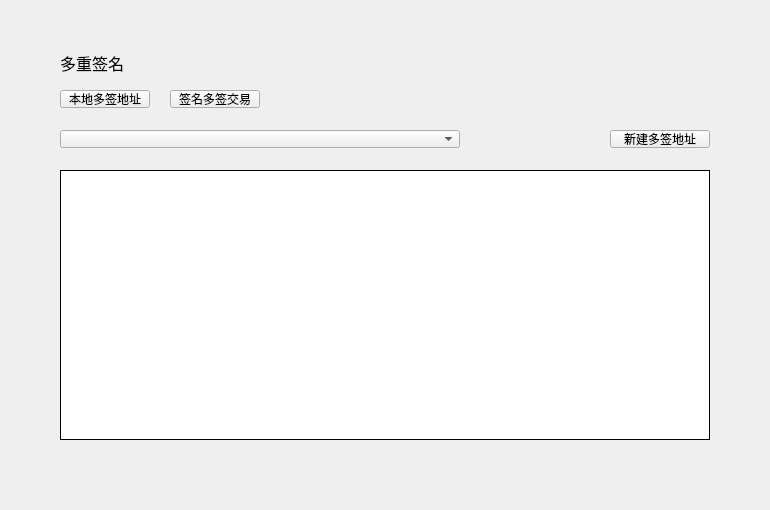
The window that LNKWallet/multisig/multisigpage.ui (HcashOrg/hx-indicator) describes before a commit, drawn with Qt 5.
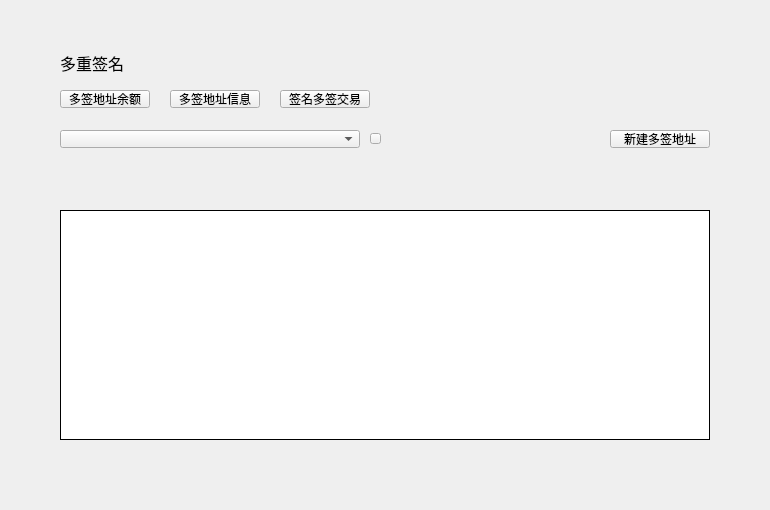
The same window after the commit. The open tabs and pages were chosen to show the change.

Commit message: multisig transfer

Diff of the .ui file:
```diff
--- a/LNKWallet/multisig/multisigpage.ui
+++ b/LNKWallet/multisig/multisigpage.ui
@@ -13,109 +13,6 @@
   <property name="windowTitle">
    <string>Form</string>
   </property>
-  <widget class="QTableWidget" name="multisigTableWidget">
-   <property name="geometry">
-    <rect>
-     <x>60</x>
-     <y>170</y>
-     <width>650</width>
-     <height>270</height>
-    </rect>
-   </property>
-   <property name="cursor" stdset="0">
-    <cursorShape>PointingHandCursor</cursorShape>
-   </property>
-   <property name="layoutDirection">
-    <enum>Qt::LeftToRight</enum>
-   </property>
-   <property name="styleSheet">
-    <string notr="true"/>
-   </property>
-   <property name="frameShape">
-    <enum>QFrame::Box</enum>
-   </property>
-   <property name="frameShadow">
-    <enum>QFrame::Plain</enum>
-   </property>
-   <property name="verticalScrollBarPolicy">
-    <enum>Qt::ScrollBarAsNeeded</enum>
-   </property>
-   <property name="horizontalScrollBarPolicy">
-    <enum>Qt::ScrollBarAlwaysOff</enum>
-   </property>
-   <property name="autoScroll">
-    <bool>true</bool>
-   </property>
-   <property name="editTriggers">
-    <set>QAbstractItemView::NoEditTriggers</set>
-   </property>
-   <property name="selectionMode">
-    <enum>QAbstractItemView::NoSelection</enum>
-   </property>
-   <property name="iconSize">
-    <size>
-     <width>19</width>
-     <height>12</height>
-    </size>
-   </property>
-   <property name="showGrid">
-    <bool>true</bool>
-   </property>
-   <property name="gridStyle">
-    <enum>Qt::SolidLine</enum>
-   </property>
-   <attribute name="horizontalHeaderVisible">
-    <bool>false</bool>
-   </attribute>
-   <attribute name="horizontalHeaderCascadingSectionResizes">
-    <bool>false</bool>
-   </attribute>
-   <attribute name="horizontalHeaderHighlightSections">
-    <bool>false</bool>
-   </attribute>
-   <attribute name="verticalHeaderVisible">
-    <bool>false</bool>
-   </attribute>
-   <attribute name="verticalHeaderHighlightSections">
-    <bool>false</bool>
-   </attribute>
-   <column>
-    <property name="text">
-     <string>币种</string>
-    </property>
-    <property name="font">
-     <font>
-      <family>微软雅黑</family>
-     </font>
-    </property>
-    <property name="textAlignment">
-     <set>AlignCenter</set>
-    </property>
-   </column>
-   <column>
-    <property name="text">
-     <string>余额</string>
-    </property>
-    <property name="font">
-     <font>
-      <family>微软雅黑</family>
-     </font>
-    </property>
-    <property name="textAlignment">
-     <set>AlignCenter</set>
-    </property>
-   </column>
-   <column>
-    <property name="text">
-     <string/>
-    </property>
-   </column>
-   <column>
-    <property name="text">
-     <string/>
-    </property>
-   </column>
-  </widget>
   <widget class="QLabel" name="title_label">
    <property name="geometry">
     <rect>
@@ -146,7 +43,7 @@
     <rect>
      <x>60</x>
      <y>130</y>
-     <width>400</width>
+     <width>300</width>
      <height>18</height>
     </rect>
    </property>
@@ -210,10 +107,10 @@
     <string notr="true"/>
    </property>
    <property name="text">
-    <string>本地多签地址</string>
+    <string>多签地址余额</string>
    </property>
   </widget>
-  <widget class="QPushButton" name="typeSignBtn">
+  <widget class="QPushButton" name="typeInfoBtn">
    <property name="geometry">
     <rect>
      <x>170</x>
@@ -229,9 +126,273 @@
     <string notr="true"/>
    </property>
    <property name="text">
+    <string>多签地址信息</string>
+   </property>
+  </widget>
+  <widget class="QPushButton" name="typeSignBtn">
+   <property name="geometry">
+    <rect>
+     <x>280</x>
+     <y>90</y>
+     <width>90</width>
+     <height>18</height>
+    </rect>
+   </property>
+   <property name="cursor">
+    <cursorShape>PointingHandCursor</cursorShape>
+   </property>
+   <property name="styleSheet">
+    <string notr="true"/>
+   </property>
+   <property name="text">
     <string>签名多签交易</string>
    </property>
   </widget>
+  <widget class="QStackedWidget" name="stackedWidget">
+   <property name="geometry">
+    <rect>
+     <x>0</x>
+     <y>170</y>
+     <width>770</width>
+     <height>340</height>
+    </rect>
+   </property>
+   <property name="currentIndex">
+    <number>0</number>
+   </property>
+   <widget class="QWidget" name="page">
+    <widget class="QTableWidget" name="balanceTableWidget">
+     <property name="geometry">
+      <rect>
+       <x>60</x>
+       <y>0</y>
+       <width>650</width>
+       <height>270</height>
+      </rect>
+     </property>
+     <property name="cursor" stdset="0">
+      <cursorShape>PointingHandCursor</cursorShape>
+     </property>
+     <property name="layoutDirection">
+      <enum>Qt::LeftToRight</enum>
+     </property>
+     <property name="styleSheet">
+      <string notr="true"/>
+     </property>
+     <property name="frameShape">
+      <enum>QFrame::Box</enum>
+     </property>
+     <property name="frameShadow">
+      <enum>QFrame::Plain</enum>
+     </property>
+     <property name="verticalScrollBarPolicy">
+      <enum>Qt::ScrollBarAsNeeded</enum>
+     </property>
+     <property name="horizontalScrollBarPolicy">
+      <enum>Qt::ScrollBarAlwaysOff</enum>
+     </property>
+     <property name="autoScroll">
+      <bool>true</bool>
+     </property>
+     <property name="editTriggers">
+      <set>QAbstractItemView::NoEditTriggers</set>
+     </property>
+     <property name="selectionMode">
+      <enum>QAbstractItemView::NoSelection</enum>
+     </property>
+     <property name="iconSize">
+      <size>
+       <width>19</width>
+       <height>12</height>
+      </size>
+     </property>
+     <property name="showGrid">
+      <bool>true</bool>
+     </property>
+     <property name="gridStyle">
+      <enum>Qt::SolidLine</enum>
+     </property>
+     <attribute name="horizontalHeaderVisible">
+      <bool>false</bool>
+     </attribute>
+     <attribute name="horizontalHeaderCascadingSectionResizes">
+      <bool>false</bool>
+     </attribute>
+     <attribute name="horizontalHeaderHighlightSections">
+      <bool>false</bool>
+     </attribute>
+     <attribute name="verticalHeaderVisible">
+      <bool>false</bool>
+     </attribute>
+     <attribute name="verticalHeaderHighlightSections">
+      <bool>false</bool>
+     </attribute>
+     <column>
+      <property name="text">
+       <string>币种</string>
+      </property>
+      <property name="font">
+       <font>
+        <family>微软雅黑</family>
+       </font>
+      </property>
+      <property name="textAlignment">
+       <set>AlignCenter</set>
+      </property>
+     </column>
+     <column>
+      <property name="text">
+       <string>余额</string>
+      </property>
+      <property name="font">
+       <font>
+        <family>微软雅黑</family>
+       </font>
+      </property>
+      <property name="textAlignment">
+       <set>AlignCenter</set>
+      </property>
+     </column>
+     <column>
+      <property name="text">
+       <string/>
+      </property>
+     </column>
+    </widget>
+   </widget>
+   <widget class="QWidget" name="page_2">
+    <widget class="QTableWidget" name="infoTableWidget">
+     <property name="geometry">
+      <rect>
+       <x>60</x>
+       <y>40</y>
+       <width>650</width>
+       <height>230</height>
+      </rect>
+     </property>
+     <property name="cursor" stdset="0">
+      <cursorShape>PointingHandCursor</cursorShape>
+     </property>
+     <property name="layoutDirection">
+      <enum>Qt::LeftToRight</enum>
+     </property>
+     <property name="styleSheet">
+      <string notr="true"/>
+     </property>
+     <property name="frameShape">
+      <enum>QFrame::Box</enum>
+     </property>
+     <property name="frameShadow">
+      <enum>QFrame::Plain</enum>
+     </property>
+     <property name="verticalScrollBarPolicy">
+      <enum>Qt::ScrollBarAsNeeded</enum>
+     </property>
+     <property name="horizontalScrollBarPolicy">
+      <enum>Qt::ScrollBarAlwaysOff</enum>
+     </property>
+     <property name="autoScroll">
+      <bool>true</bool>
+     </property>
+     <property name="editTriggers">
+      <set>QAbstractItemView::NoEditTriggers</set>
+     </property>
+     <property name="selectionMode">
+      <enum>QAbstractItemView::NoSelection</enum>
+     </property>
+     <property name="iconSize">
+      <size>
+       <width>19</width>
+       <height>12</height>
+      </size>
+     </property>
+     <property name="showGrid">
+      <bool>true</bool>
+     </property>
+     <property name="gridStyle">
+      <enum>Qt::SolidLine</enum>
+     </property>
+     <attribute name="horizontalHeaderVisible">
+      <bool>false</bool>
+     </attribute>
+     <attribute name="horizontalHeaderCascadingSectionResizes">
+      <bool>false</bool>
+     </attribute>
+     <attribute name="horizontalHeaderHighlightSections">
+      <bool>false</bool>
+     </attribute>
+     <attribute name="verticalHeaderVisible">
+      <bool>false</bool>
+     </attribute>
+     <attribute name="verticalHeaderHighlightSections">
+      <bool>false</bool>
+     </attribute>
+     <column>
+      <property name="text">
+       <string>公钥</string>
+      </property>
+      <property name="font">
+       <font>
+        <family>微软雅黑</family>
+       </font>
+      </property>
+      <property name="textAlignment">
+       <set>AlignCenter</set>
+      </property>
+     </column>
+     <column>
+      <property name="text">
+       <string/>
+      </property>
+      <property name="font">
+       <font>
+        <family>微软雅黑</family>
+       </font>
+      </property>
+      <property name="textAlignment">
+       <set>AlignCenter</set>
+      </property>
+     </column>
+    </widget>
+    <widget class="QLabel" name="requiredLabel">
+     <property name="geometry">
+      <rect>
+       <x>60</x>
+       <y>10</y>
+       <width>300</width>
+       <height>20</height>
+      </rect>
+     </property>
+     <property name="text">
+      <string/>
+     </property>
+    </widget>
+   </widget>
+  </widget>
+  <widget class="QToolButton" name="copyBtn">
+   <property name="geometry">
+    <rect>
+     <x>370</x>
+     <y>133</y>
+     <width>11</width>
+     <height>11</height>
+    </rect>
+   </property>
+   <property name="font">
+    <font>
+     <family>微软雅黑</family>
+    </font>
+   </property>
+   <property name="cursor">
+    <cursorShape>PointingHandCursor</cursorShape>
+   </property>
+   <property name="focusPolicy">
+    <enum>Qt::NoFocus</enum>
+   </property>
+   <property name="text">
+    <string/>
+   </property>
+  </widget>
  </widget>
  <resources/>
  <connections/>
```
Left out of the diff: 2 changed lines with no effect on the pictures. The commit also changes 13 other files.
